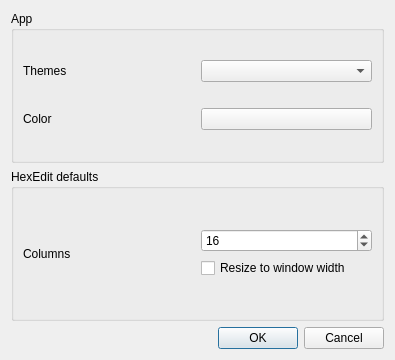
This is src/ui/optionsdialog.ui in codilime/veles as Qt 5 draws it before an edit. The edited form follows.
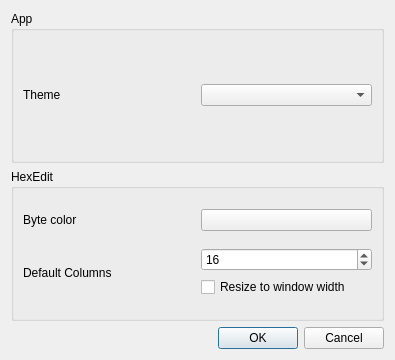
This is the edited form.

Patch:
```diff
--- a/src/ui/optionsdialog.ui
+++ b/src/ui/optionsdialog.ui
@@ -25,7 +25,7 @@
         <item>
          <widget class="QLabel" name="labelHexEditColors">
           <property name="text">
-           <string>Themes</string>
+           <string>Theme</string>
           </property>
          </widget>
         </item>
@@ -41,36 +41,36 @@
         </item>
        </layout>
       </item>
-      <item row="3" column="0">
-       <layout class="QHBoxLayout" name="horizontalLayout_3">
-        <item>
-         <widget class="QLabel" name="labelHexEditWidgetColors">
-          <property name="text">
-           <string>Color</string>
-          </property>
-         </widget>
-        </item>
-        <item>
-         <widget class="QPushButton" name="colorHexEdit">
-         </widget>
-        </item>
-       </layout>
-      </item>
      </layout>
     </widget>
    </item>
    <item>
     <widget class="QGroupBox" name="gbHexEdit">
      <property name="title">
-      <string>HexEdit defaults</string>
+      <string>HexEdit</string>
      </property>
      <layout class="QVBoxLayout" name="verticalLayout_3">
+     <item>
+      <layout class="QHBoxLayout" name="horizontalLayout_4">
+       <item>
+        <widget class="QLabel" name="labelHexEditWidgetColors">
+         <property name="text">
+          <string>Byte color</string>
+         </property>
+        </widget>
+       </item>
+       <item>
+        <widget class="QPushButton" name="byteColorHexEdit">
+        </widget>
+       </item>
+      </layout>
+     </item>
       <item>
        <layout class="QHBoxLayout" name="horizontalLayout_2">
         <item>
          <widget class="QLabel" name="hexColumnsLabel">
           <property name="text">
-           <string>Columns</string>
+           <string>Default Columns</string>
           </property>
          </widget>
         </item>
```
